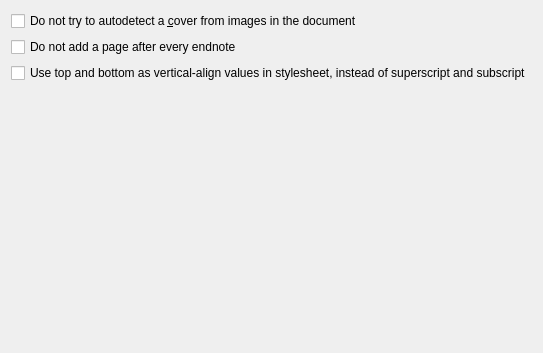
Qt form src/calibre/gui2/convert/docx_input.ui (kovidgoyal/calibre) before a commit.
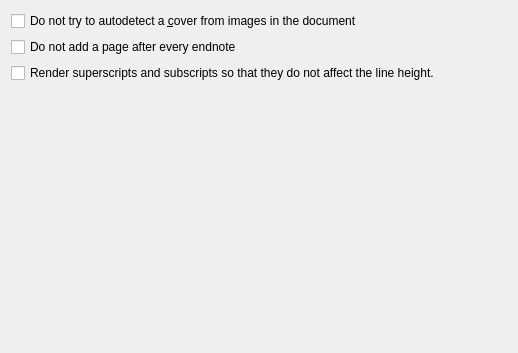
The same form after that commit.

Commit message: Change name a documentation for DOCX sup/sub option

What changed in the file:
```diff
--- a/src/calibre/gui2/convert/docx_input.ui
+++ b/src/calibre/gui2/convert/docx_input.ui
@@ -31,7 +31,7 @@
    <item>
     <widget class="QCheckBox" name="opt_docx_no_supsub_in_css">
      <property name="text">
-      <string>Use top and bottom as vertical-align values in stylesheet, instead of superscript and subscript</string>
+      <string>Render superscripts and subscripts so that they do not affect the line height.</string>
      </property>
     </widget>
    </item>
```
Left out of the diff: 2 changed lines with no effect on the pictures. The commit also changes 2 other files.
